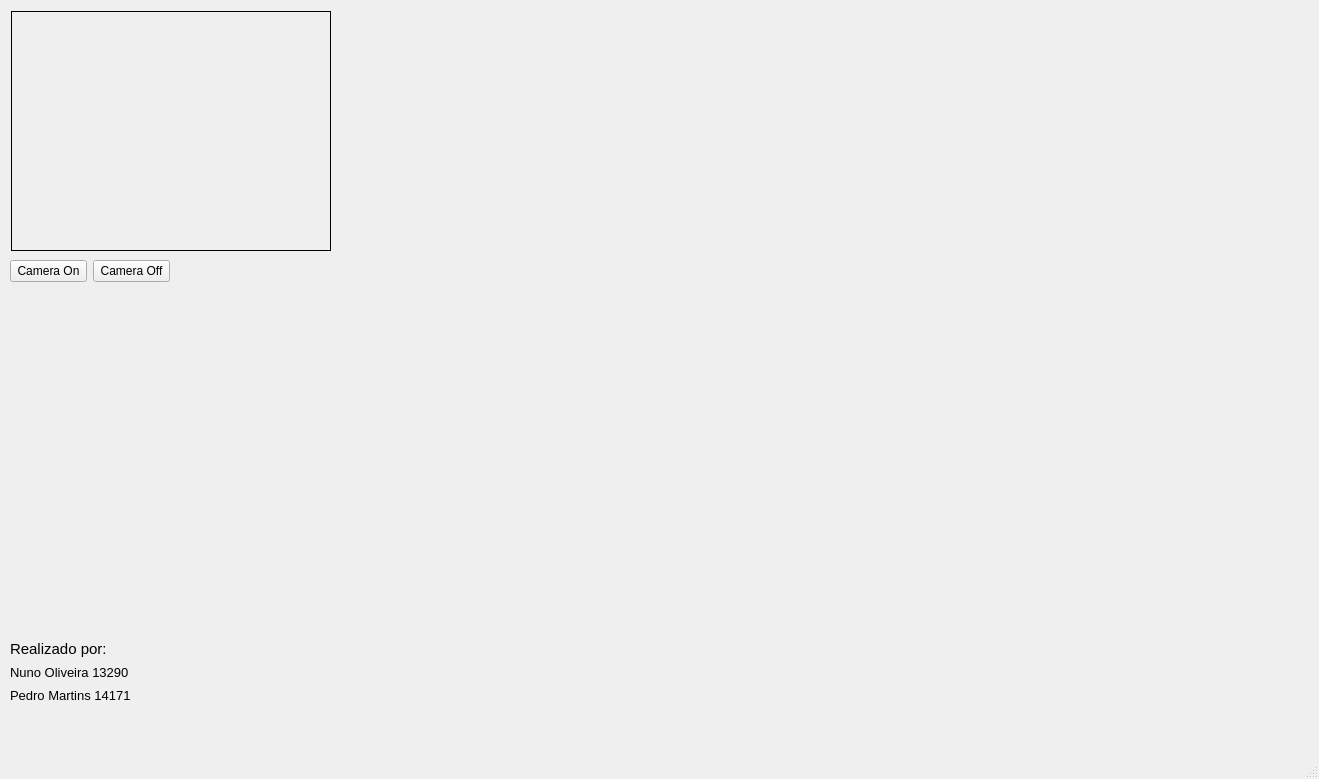
Old version of the form mainWindow.ui in the repository noliveira9822/MEEC_1920_LI2_G4.
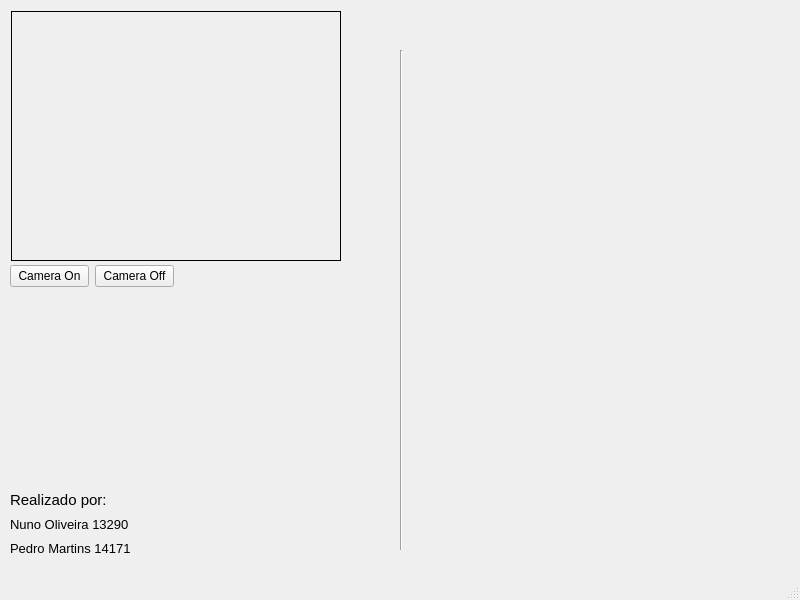
New version of the form.

The edit to the form file:
```diff
--- a/mainWindow.ui
+++ b/mainWindow.ui
@@ -6,10 +6,22 @@
    <rect>
     <x>0</x>
     <y>0</y>
-    <width>1319</width>
-    <height>779</height>
+    <width>800</width>
+    <height>600</height>
    </rect>
   </property>
+  <property name="minimumSize">
+   <size>
+    <width>800</width>
+    <height>600</height>
+   </size>
+  </property>
+  <property name="maximumSize">
+   <size>
+    <width>800</width>
+    <height>600</height>
+   </size>
+  </property>
   <property name="windowTitle">
    <string>MainWindow</string>
   </property>
@@ -19,13 +31,28 @@
      <rect>
       <x>10</x>
       <y>260</y>
-      <width>160</width>
-      <height>65</height>
+      <width>164</width>
+      <height>73</height>
      </rect>
     </property>
     <layout class="QVBoxLayout" name="verticalLayout">
+     <property name="leftMargin">
+      <number>0</number>
+     </property>
+     <property name="topMargin">
+      <number>0</number>
+     </property>
      <item>
       <layout class="QHBoxLayout" name="horizontalLayout">
+       <property name="topMargin">
+        <number>5</number>
+       </property>
+       <property name="rightMargin">
+        <number>0</number>
+       </property>
+       <property name="bottomMargin">
+        <number>5</number>
+       </property>
        <item>
         <widget class="QPushButton" name="button_cameraOn">
          <property name="text">
@@ -35,15 +62,35 @@
        </item>
        <item>
         <widget class="QPushButton" name="button_cameraOff">
+         <property name="enabled">
+          <bool>true</bool>
+         </property>
+         <property name="sizePolicy">
+          <sizepolicy hsizetype="Minimum" vsizetype="Fixed">
+           <horstretch>0</horstretch>
+           <verstretch>0</verstretch>
+          </sizepolicy>
+         </property>
          <property name="text">
           <string>Camera Off</string>
          </property>
+         <property name="iconSize">
+          <size>
+           <width>16</width>
+           <height>16</height>
+          </size>
+         </property>
         </widget>
        </item>
       </layout>
      </item>
      <item>
       <widget class="QLabel" name="status">
+       <property name="font">
+        <font>
+         <pointsize>9</pointsize>
+        </font>
+       </property>
        <property name="text">
         <string/>
        </property>
@@ -51,6 +98,11 @@
      </item>
      <item>
       <widget class="QLabel" name="certeza">
+       <property name="font">
+        <font>
+         <pointsize>9</pointsize>
+        </font>
+       </property>
        <property name="text">
         <string/>
        </property>
@@ -63,8 +115,8 @@
      <rect>
       <x>11</x>
       <y>11</y>
-      <width>320</width>
-      <height>240</height>
+      <width>330</width>
+      <height>250</height>
      </rect>
     </property>
     <property name="sizePolicy">
@@ -75,8 +127,8 @@
     </property>
     <property name="minimumSize">
      <size>
-      <width>320</width>
-      <height>240</height>
+      <width>330</width>
+      <height>250</height>
      </size>
     </property>
     <property name="baseSize">
@@ -92,16 +144,22 @@
      <string/>
     </property>
    </widget>
-   <widget class="QWidget" name="">
+   <widget class="QWidget" name="layoutWidget">
     <property name="geometry">
      <rect>
       <x>10</x>
-      <y>640</y>
+      <y>490</y>
       <width>120</width>
-      <height>64</height>
+      <height>68</height>
      </rect>
     </property>
     <layout class="QVBoxLayout" name="verticalLayout_2">
+     <property name="sizeConstraint">
+      <enum>QLayout::SetDefaultConstraint</enum>
+     </property>
+     <property name="bottomMargin">
+      <number>0</number>
+     </property>
      <item>
       <widget class="QLabel" name="label">
        <property name="font">
@@ -140,6 +198,19 @@
      </item>
     </layout>
    </widget>
+   <widget class="Line" name="line">
+    <property name="geometry">
+     <rect>
+      <x>400</x>
+      <y>50</y>
+      <width>3</width>
+      <height>500</height>
+     </rect>
+    </property>
+    <property name="orientation">
+     <enum>Qt::Vertical</enum>
+    </property>
+   </widget>
   </widget>
   <widget class="QMenuBar" name="menubar">
    <property name="geometry">
```
Left out of the diff: 8 changed lines with no effect on the pictures.
